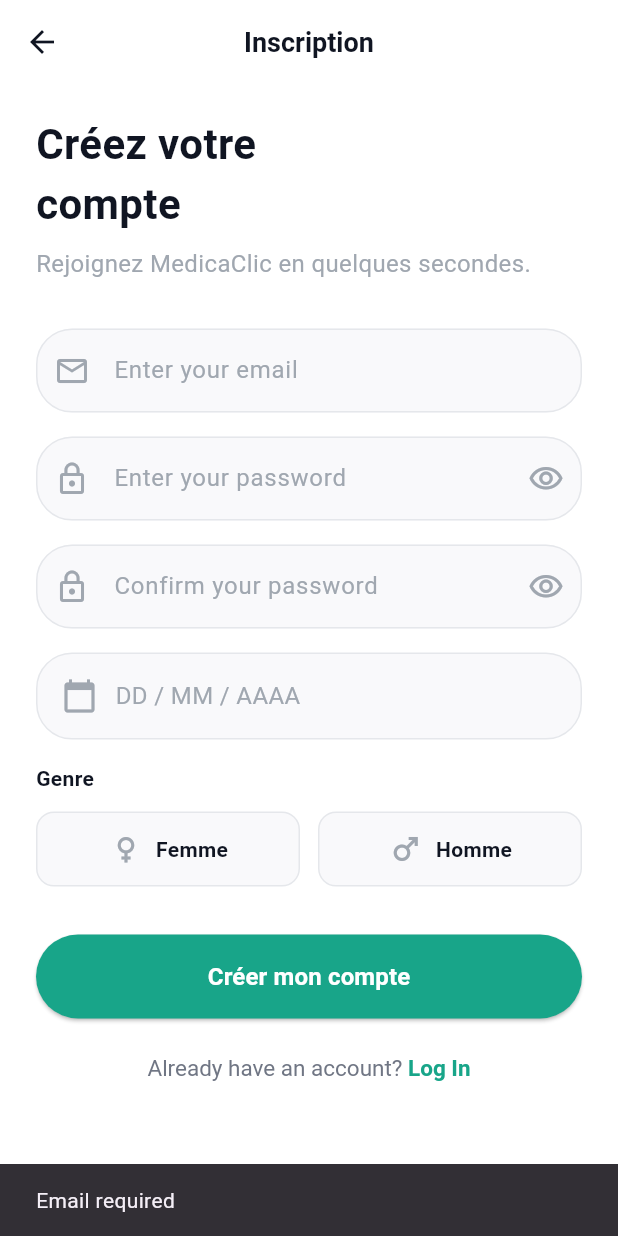
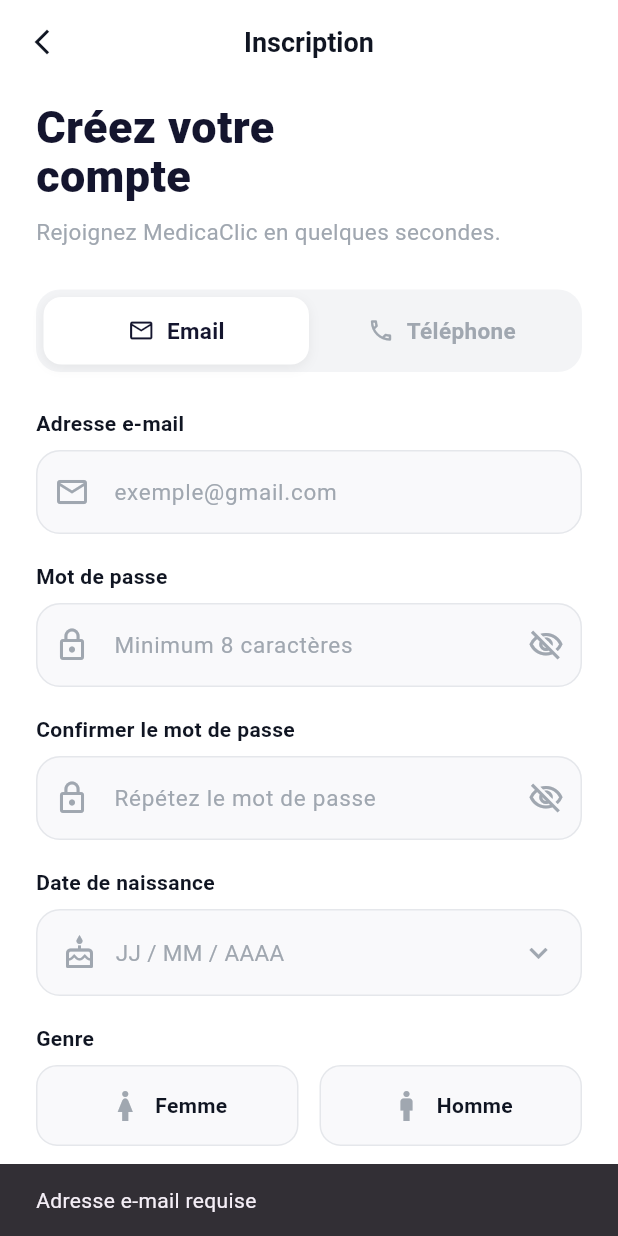
Before and after one commit to pfemoonbou-netizen/medicaclic, a Flutter app: the SignupScreen screen opened by its route, after a tap on "Créer mon compte", on a phone screen of 412 x 824 dp. Run offline on Flutter 3.47's test engine with Material 3 defaults, Android fonts, the phone set to English and light mode, and no system bars; our stand-ins replace go_router; accounts and stored records are empty.

Commit message:
Redesign signup form to match Lincoo/medidoc mockup
- Add Email/Téléphone toggle at top of the form
- Add French field labels above each input (Adresse e-mail, Mot de passe, etc.)
- Use French placeholders and validation messages
- Add birthday cake icon and chevron for the date field
- Switch the primary action button to dark navy (Créer mon compte)
- Add AppColors.darkNavy color token
- Extract reusable toggle-tab and gender-button widgets

Co-Authored-By: Claude Haiku 4.5 <noreply@anthropic.com>
Claude-Session: https://claude.ai/code/session_01Qugv98F72eF1ZMSTqq2YCm

```diff
--- a/lib/screens/auth/signup_screen.dart
+++ b/lib/screens/auth/signup_screen.dart
@@ -13,16 +13,19 @@ class SignupScreen extends StatefulWidget {
 
 class _SignupScreenState extends State<SignupScreen> {
   final _email = TextEditingController();
+  final _phone = TextEditingController();
   final _password = TextEditingController();
   final _confirmPassword = TextEditingController();
   bool _obscurePassword = true;
   bool _obscureConfirm = true;
   DateTime? _birthDate;
   String? _gender;
+  bool _usePhone = false; // false = Email, true = Téléphone
 
   @override
   void dispose() {
     _email.dispose();
+    _phone.dispose();
     _password.dispose();
     _confirmPassword.dispose();
     super.dispose();
@@ -31,23 +34,37 @@ class _SignupScreenState extends State<SignupScreen> {
   InputDecoration _fieldDecoration(String hint, IconData icon, {Widget? suffixIcon}) {
     return InputDecoration(
       hintText: hint,
-      hintStyle: const TextStyle(color: Color(0xFFA0A7B0), fontSize: 16),
+      hintStyle: const TextStyle(color: Color(0xFFA0A7B0), fontSize: 15),
       prefixIcon: Icon(icon, color: const Color(0xFFA0A7B0)),
       suffixIcon: suffixIcon,
       filled: true,
       fillColor: const Color(0xFFF9F9FB),
       contentPadding: const EdgeInsets.symmetric(vertical: 16, horizontal: 16),
       border: OutlineInputBorder(
-        borderRadius: BorderRadius.circular(24),
+        borderRadius: BorderRadius.circular(16),
         borderSide: const BorderSide(color: Color(0xFFE5E7EB)),
       ),
       enabledBorder: OutlineInputBorder(
-        borderRadius: BorderRadius.circular(24),
+        borderRadius: BorderRadius.circular(16),
         borderSide: const BorderSide(color: Color(0xFFE5E7EB)),
       ),
       focusedBorder: OutlineInputBorder(
-        borderRadius: BorderRadius.circular(24),
+        borderRadius: BorderRadius.circular(16),
         borderSide: const BorderSide(color: AppColors.primary, width: 2),
+      ),
+    );
+  }
+
+  Widget _label(String text) {
+    return Padding(
+      padding: const EdgeInsets.only(bottom: 8),
+      child: Text(
+        text,
+        style: const TextStyle(
+          color: Color(0xFF101522),
+          fontSize: 14,
+          fontWeight: FontWeight.w600,
+        ),
       ),
     );
   }
@@ -63,31 +80,42 @@ class _SignupScreenState extends State<SignupScreen> {
   }
 
   void _signup() async {
-    if (_email.text.isEmpty) {
-      ScaffoldMessenger.of(context).showSnackBar(const SnackBar(content: Text('Email required')));
+    final identifier = _usePhone ? _phone.text : _email.text;
+    if (identifier.isEmpty) {
+      ScaffoldMessenger.of(context).showSnackBar(
+        SnackBar(content: Text(_usePhone ? 'Numéro de téléphone requis' : 'Adresse e-mail requise')),
+      );
       return;
     }
     if (_password.text.isEmpty || _password.text.length < 8) {
-      ScaffoldMessenger.of(context).showSnackBar(const SnackBar(content: Text('Password must be at least 8 characters')));
+      ScaffoldMessenger.of(context).showSnackBar(
+        const SnackBar(content: Text('Le mot de passe doit contenir au moins 8 caractères')),
+      );
       return;
     }
     if (_password.text != _confirmPassword.text) {
-      ScaffoldMessenger.of(context).showSnackBar(const SnackBar(content: Text('Passwords do not match')));
+      ScaffoldMessenger.of(context).showSnackBar(
+        const SnackBar(content: Text('Les mots de passe ne correspondent pas')),
+      );
       return;
     }
     if (_birthDate == null) {
-      ScaffoldMessenger.of(context).showSnackBar(const SnackBar(content: Text('Birth date required')));
+      ScaffoldMessenger.of(context).showSnackBar(
+        const SnackBar(content: Text('Date de naissance requise')),
+      );
       return;
     }
     if (_gender == null) {
-      ScaffoldMessenger.of(context).showSnackBar(const SnackBar(content: Text('Gender required')));
+      ScaffoldMessenger.of(context).showSnackBar(
+        const SnackBar(content: Text('Veuillez sélectionner votre genre')),
+      );
       return;
     }
 
     final auth = context.read<AuthProvider>();
     final success = await auth.signup(
-      _email.text,
-      _email.text,
+      identifier,
+      identifier,
       _password.text,
       birthDate: _birthDate!,
       gender: _gender!,
@@ -106,7 +134,7 @@ class _SignupScreenState extends State<SignupScreen> {
         backgroundColor: Colors.white,
         elevation: 0,
         leading: IconButton(
-          icon: const Icon(Icons.arrow_back, color: Color(0xFF101522)),
+          icon: const Icon(Icons.arrow_back_ios_new, color: Color(0xFF101522), size: 20),
           onPressed: () => context.pop(),
         ),
         title: const Text(
@@ -117,153 +145,123 @@ class _SignupScreenState extends State<SignupScreen> {
       ),
       body: SafeArea(
         child: SingleChildScrollView(
-          padding: const EdgeInsets.symmetric(horizontal: 24, vertical: 20),
+          padding: const EdgeInsets.symmetric(horizontal: 24, vertical: 12),
           child: Column(
             crossAxisAlignment: CrossAxisAlignment.stretch,
             children: [
               const Text(
                 'Créez votre\ncompte',
-                style: TextStyle(fontSize: 28, fontWeight: FontWeight.bold, color: Color(0xFF101522)),
+                style: TextStyle(fontSize: 30, fontWeight: FontWeight.w800, color: Color(0xFF14152E), height: 1.1),
               ),
-              const SizedBox(height: 8),
+              const SizedBox(height: 10),
               const Text(
                 'Rejoignez MedicaClic en quelques secondes.',
-                style: TextStyle(color: Color(0xFFA0A7B0), fontSize: 16),
+                style: TextStyle(color: Color(0xFFA0A7B0), fontSize: 15),
               ),
-              const SizedBox(height: 32),
-              TextField(
-                controller: _email,
-                keyboardType: TextInputType.emailAddress,
-                decoration: _fieldDecoration('Enter your email', Icons.mail_outline),
+              const SizedBox(height: 28),
+              // Email / Téléphone toggle
+              Container(
+                padding: const EdgeInsets.all(5),
+                decoration: BoxDecoration(
+                  color: const Color(0xFFF3F4F6),
+                  borderRadius: BorderRadius.circular(16),
+                ),
+                child: Row(
+                  children: [
+                    _toggleTab('Email', Icons.mail_outline, !_usePhone, () => setState(() => _usePhone = false)),
+                    _toggleTab('Téléphone', Icons.phone_outlined, _usePhone, () => setState(() => _usePhone = true)),
+                  ],
+                ),
               ),
-              const SizedBox(height: 16),
+              const SizedBox(height: 24),
+              // Email or Phone field
+              if (!_usePhone) ...[
+                _label('Adresse e-mail'),
+                TextField(
+                  controller: _email,
+                  keyboardType: TextInputType.emailAddress,
+                  decoration: _fieldDecoration('exemple@gmail.com', Icons.mail_outline),
+                ),
+              ] else ...[
+                _label('Numéro de téléphone'),
+                TextField(
+                  controller: _phone,
+                  keyboardType: TextInputType.phone,
+                  decoration: _fieldDecoration('0555 00 00 00', Icons.phone_outlined),
+                ),
+              ],
+              const SizedBox(height: 18),
+              _label('Mot de passe'),
               TextField(
                 controller: _password,
                 obscureText: _obscurePassword,
                 decoration: _fieldDecoration(
-                  'Enter your password',
+                  'Minimum 8 caractères',
                   Icons.lock_outline,
                   suffixIcon: IconButton(
                     icon: Icon(
-                      _obscurePassword ? Icons.visibility_outlined : Icons.visibility_off_outlined,
+                      _obscurePassword ? Icons.visibility_off_outlined : Icons.visibility_outlined,
                       color: const Color(0xFFA0A7B0),
                     ),
                     onPressed: () => setState(() => _obscurePassword = !_obscurePassword),
                   ),
                 ),
               ),
-              const SizedBox(height: 16),
+              const SizedBox(height: 18),
+              _label('Confirmer le mot de passe'),
               TextField(
                 controller: _confirmPassword,
                 obscureText: _obscureConfirm,
                 decoration: _fieldDecoration(
-                  'Confirm your password',
+                  'Répétez le mot de passe',
                   Icons.lock_outline,
                   suffixIcon: IconButton(
                     icon: Icon(
-                      _obscureConfirm ? Icons.visibility_outlined : Icons.visibility_off_outlined,
+                      _obscureConfirm ? Icons.visibility_off_outlined : Icons.visibility_outlined,
                       color: const Color(0xFFA0A7B0),
                     ),
                     onPressed: () => setState(() => _obscureConfirm = !_obscureConfirm),
                   ),
                 ),
               ),
-              const SizedBox(height: 16),
+              const SizedBox(height: 18),
+              _label('Date de naissance'),
               GestureDetector(
                 onTap: _selectDate,
                 child: Container(
                   padding: const EdgeInsets.symmetric(horizontal: 16, vertical: 16),
                   decoration: BoxDecoration(
                     color: const Color(0xFFF9F9FB),
-                    borderRadius: BorderRadius.circular(24),
+                    borderRadius: BorderRadius.circular(16),
                     border: Border.all(color: const Color(0xFFE5E7EB)),
                   ),
                   child: Row(
                     children: [
-                      const Icon(Icons.calendar_today, color: Color(0xFFA0A7B0)),
+                      const Icon(Icons.cake_outlined, color: Color(0xFFA0A7B0)),
                       const SizedBox(width: 12),
                       Expanded(
                         child: Text(
                           _birthDate == null
-                              ? 'DD / MM / AAAA'
+                              ? 'JJ / MM / AAAA'
                               : '${_birthDate!.day.toString().padLeft(2, '0')} / ${_birthDate!.month.toString().padLeft(2, '0')} / ${_birthDate!.year}',
                           style: TextStyle(
                             color: _birthDate == null ? const Color(0xFFA0A7B0) : const Color(0xFF101522),
-                            fontSize: 16,
+                            fontSize: 15,
                           ),
                         ),
                       ),
+                      const Icon(Icons.keyboard_arrow_down, color: Color(0xFFA0A7B0)),
                     ],
                   ),
                 ),
               ),
-              const SizedBox(height: 16),
-              const Text(
-                'Genre',
-                style: TextStyle(color: Color(0xFF101522), fontSize: 14, fontWeight: FontWeight.w600),
-              ),
-              const SizedBox(height: 12),
+              const SizedBox(height: 18),
+              _label('Genre'),
               Row(
                 children: [
-                  Expanded(
-                    child: GestureDetector(
-                      onTap: () => setState(() => _gender = 'Femme'),
-                      child: Container(
-                        padding: const EdgeInsets.symmetric(vertical: 12),
-                        decoration: BoxDecoration(
-                          color: _gender == 'Femme' ? AppColors.primary : const Color(0xFFF9F9FB),
-                          borderRadius: BorderRadius.circular(12),
-                          border: Border.all(
-                            color: _gender == 'Femme' ? AppColors.primary : const Color(0xFFE5E7EB),
-                          ),
-                        ),
-                        child: Row(
-                          mainAxisAlignment: MainAxisAlignment.center,
-                          children: [
-                            Icon(Icons.female, color: _gender == 'Femme' ? Colors.white : const Color(0xFFA0A7B0)),
-                            const SizedBox(width: 8),
-                            Text(
-                              'Femme',
-                              style: TextStyle(
-                                color: _gender == 'Femme' ? Colors.white : const Color(0xFF101522),
-                                fontWeight: FontWeight.w600,
-                              ),
-                            ),
-                          ],
-                        ),
-                      ),
-                    ),
-                  ),
-                  const SizedBox(width: 12),
-                  Expanded(
-                    child: GestureDetector(
-                      onTap: () => setState(() => _gender = 'Homme'),
-                      child: Container(
-                        padding: const EdgeInsets.symmetric(vertical: 12),
-                        decoration: BoxDecoration(
-                          color: _gender == 'Homme' ? AppColors.primary : const Color(0xFFF9F9FB),
-                          borderRadius: BorderRadius.circular(12),
-                          border: Border.all(
-                            color: _gender == 'Homme' ? AppColors.primary : const Color(0xFFE5E7EB),
-                          ),
-                        ),
-                        child: Row(
-                          mainAxisAlignment: MainAxisAlignment.center,
-                          children: [
-                            Icon(Icons.male, color: _gender == 'Homme' ? Colors.white : const Color(0xFFA0A7B0)),
-                            const SizedBox(width: 8),
-                            Text(
-                              'Homme',
-                              style: TextStyle(
-                                color: _gender == 'Homme' ? Colors.white : const Color(0xFF101522),
-                                fontWeight: FontWeight.w600,
-                              ),
-                            ),
-                          ],
-                        ),
-                      ),
-                    ),
-                  ),
+                  Expanded(child: _genderButton('Femme', Icons.woman, 'Femme')),
+                  const SizedBox(width: 14),
+                  Expanded(child: _genderButton('Homme', Icons.man, 'Homme')),
                 ],
               ),
               const SizedBox(height: 32),
@@ -274,8 +272,8 @@ class _SignupScreenState extends State<SignupScreen> {
                   child: ElevatedButton(
                     onPressed: auth.isLoading ? null : _signup,
                     style: ElevatedButton.styleFrom(
-                      backgroundColor: AppColors.primary,
-                      shape: RoundedRectangleBorder(borderRadius: BorderRadius.circular(32)),
+                      backgroundColor: AppColors.darkNavy,
+                      shape: RoundedRectangleBorder(borderRadius: BorderRadius.circular(16)),
                     ),
                     child: auth.isLoading
                         ? const SizedBox(
@@ -293,19 +291,53 @@ class _SignupScreenState extends State<SignupScreen> {
                   ),
                 ),
               ),
-              const SizedBox(height: 24),
+              const SizedBox(height: 20),
               RichText(
                 textAlign: TextAlign.center,
                 text: TextSpan(
                   style: const TextStyle(color: Color(0xFF707684), fontSize: 15),
                   children: [
-                    const TextSpan(text: 'Already have an account? '),
+                    const TextSpan(text: 'Vous avez déjà un compte ? '),
                     TextSpan(
-                      text: 'Log In',
+                      text: 'Se connecter',
                       style: const TextStyle(color: AppColors.primary, fontWeight: FontWeight.w600),
                       recognizer: TapGestureRecognizer()..onTap = () => context.go('/login'),
                     ),
                   ],
+                ),
+              ),
+              const SizedBox(height: 12),
+            ],
+          ),
+        ),
+      ),
+    );
+  }
+
+  Widget _toggleTab(String text, IconData icon, bool active, VoidCallback onTap) {
+    return Expanded(
+      child: GestureDetector(
+        onTap: onTap,
+        child: Container(
+          padding: const EdgeInsets.symmetric(vertical: 12),
+          decoration: BoxDecoration(
+            color: active ? Colors.white : Colors.transparent,
+            borderRadius: BorderRadius.circular(12),
+            boxShadow: active
+                ? [BoxShadow(color: Colors.black.withOpacity(0.06), blurRadius: 6, offset: const Offset(0, 2))]
+                : null,
+          ),
+          child: Row(
+            mainAxisAlignment: MainAxisAlignment.center,
+            children: [
+              Icon(icon, size: 18, color: active ? const Color(0xFF14152E) : const Color(0xFFA0A7B0)),
+              const SizedBox(width: 8),
+              Text(
+                text,
+                style: TextStyle(
+                  color: active ? const Color(0xFF14152E) : const Color(0xFFA0A7B0),
+                  fontWeight: FontWeight.w600,
+                  fontSize: 15,
                 ),
               ),
             ],
@@ -314,4 +346,33 @@ class _SignupScreenState extends State<SignupScreen> {
       ),
     );
   }
+
+  Widget _genderButton(String label, IconData icon, String value) {
+    final selected = _gender == value;
+    return GestureDetector(
+      onTap: () => setState(() => _gender = value),
+      child: Container(
+        padding: const EdgeInsets.symmetric(vertical: 14),
+        decoration: BoxDecoration(
+          color: selected ? AppColors.primary : const Color(0xFFF9F9FB),
+          borderRadius: BorderRadius.circular(14),
+          border: Border.all(color: selected ? AppColors.primary : const Color(0xFFE5E7EB)),
+        ),
+        child: Row(
+          mainAxisAlignment: MainAxisAlignment.center,
+          children: [
+            Icon(icon, color: selected ? Colors.white : const Color(0xFFA0A7B0)),
+            const SizedBox(width: 8),
+            Text(
+              label,
+              style: TextStyle(
+                color: selected ? Colors.white : const Color(0xFF101522),
+                fontWeight: FontWeight.w600,
+              ),
+            ),
+          ],
+        ),
+      ),
+    );
+  }
 }
--- a/lib/utils/app_colors.dart
+++ b/lib/utils/app_colors.dart
@@ -9,4 +9,5 @@ class AppColors {
   static const Color lightGray = Color(0xFFCCCCCC);
   static const Color danger = Color(0xFFFF6B6B);
   static const Color success = Color(0xFF4CAF50);
+  static const Color darkNavy = Color(0xFF14152E);
 }
```
